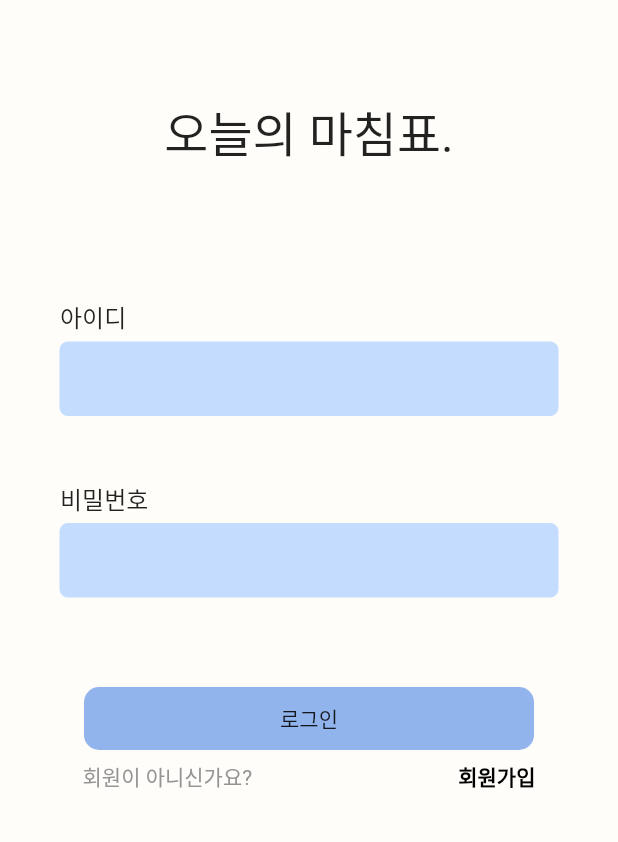
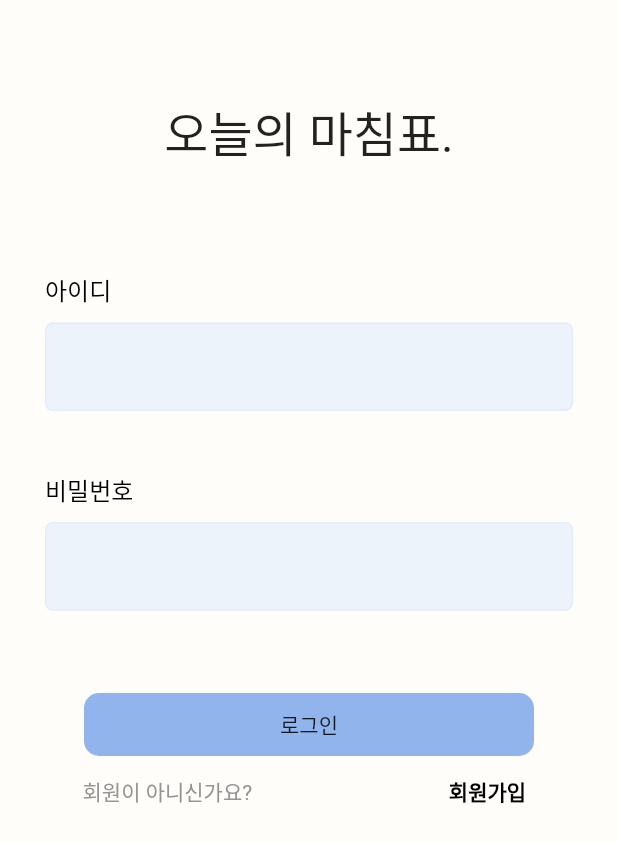
Before and after one commit to CUK-CATSTONES/today_dot, a Flutter app: the screen it shows after launch, on a phone screen of 412 x 824 dp. Shown: the top 842 px of the screen. Run offline on Flutter 3.47's test engine with Material 2 defaults, Android fonts, the phone set to English and light mode, and no system bars.

Commit message:
merge 충돌방지

```diff
--- a/lib/sign_in_screen.dart
+++ b/lib/sign_in_screen.dart
@@ -1,8 +1,9 @@
 import 'package:flutter/cupertino.dart';
 import 'package:flutter/material.dart';
-import 'package:today_dot/textbutton.dart';
+import 'package:today_dot/view/widget/textfield_widget.dart';
 
-import 'button.dart';
+import 'view/widget/button.dart';
+import 'home_screen.dart';
 
 class LoginScreen extends StatelessWidget {
   const LoginScreen({Key? key}) : super(key: key);
@@ -21,85 +22,37 @@ class LoginScreen extends StatelessWidget {
        child: Column(
           children: [
             Padding(
-              padding: const EdgeInsets.fromLTRB(8, 8, 8, 48),
+              padding: const EdgeInsets.fromLTRB(8, 8, 8, 40),
               child: Text('오늘의 마침표.', style: TextStyle(fontSize: 32.0),),
             ),
             Padding(
-              padding: const EdgeInsets.all(40.0),
-              child: Column(
-                  crossAxisAlignment: CrossAxisAlignment.start,
-                  children: [ Text('아이디', style: TextStyle(fontSize: 16.0),),
-                    SizedBox(
-                      height: 5,
-                    ),
-                    TextFormField(
-                      decoration: InputDecoration(
-                        contentPadding: EdgeInsets.all(15.0),
-                        border: OutlineInputBorder(
-                          borderRadius: const BorderRadius.all(Radius.circular(5.0)),
-                          borderSide: BorderSide(
-                            width: 0,
-                            style: BorderStyle.none,
+              padding: const EdgeInsets.all(30.0),
+              child : TextFieldWidget(
+                fieldTitle: '아이디',
               ),
             ),
-                        enabledBorder: OutlineInputBorder(
-                          borderRadius: const BorderRadius.all(Radius.circular(5.0)),
-                          borderSide: BorderSide(
-                            width: 0,
-                            color: Color(0xffC4DDFF),
+            Padding(
+              padding: const EdgeInsets.fromLTRB(30, 0, 30, 45),
+              child : TextFieldWidget(
+                fieldTitle: '비밀번호',
               ),
             ),
 
-                        filled: true,
-                        fillColor: Color(0xffC4DDFF),
-                      ),
-                    ),]
-              ),
-            ),
-            Padding(
-              padding: const EdgeInsets.fromLTRB(40, 3, 40, 60),
-              child: Column(
-                  crossAxisAlignment: CrossAxisAlignment.start,
-                  children: [ Text('비밀번호', style: TextStyle(fontSize: 16.0),),
-                    SizedBox(
-                      height: 5,
-                    ),
-                    TextFormField(
-                      decoration: InputDecoration(
-                        contentPadding: EdgeInsets.all(15.0),
-                        border: OutlineInputBorder(
-                          borderRadius: const BorderRadius.all(Radius.circular(5.0)),
-                          borderSide: BorderSide(
-                            width: 0,
-                            style: BorderStyle.none,
-                          ),
-                        ),
-                        enabledBorder: OutlineInputBorder(
-                          borderRadius: const BorderRadius.all(Radius.circular(5.0)),
-                          borderSide: BorderSide(
-                            width: 0,
-                            color: Color(0xffC4DDFF),
-                          ),
-                        ),
-                        filled: true,
-                        fillColor: Color(0xffC4DDFF),
-                      ),
-                    ),]
-              ),
-            ),
+
             AppButtons(
                   buttonColor: Color(0xff92B4EC),
                   text: '로그인',
                   onTapFunction: (){
                     // 홈화면 이동
-                  /*  Navigator.push(
+                    // print('login');
+                    Navigator.push(
                       context,
                       MaterialPageRoute(builder: (context) => HomeScreen()),
-                  );*/
-                  print('login');
+                    );
                   }),
+
             Padding(
-              padding: const EdgeInsets.fromLTRB(55, 7, 55, 40),
+              padding: const EdgeInsets.fromLTRB(55, 0, 55, 40),
               child: Row(
                 mainAxisAlignment: MainAxisAlignment.spaceBetween,
                 children: [ Text('회원이 아니신가요?',
@@ -108,23 +61,25 @@ class LoginScreen extends StatelessWidget {
                     color: Color(0xff949494),
                   ),
                 ),
-                  TextButtons(
-                    text: '회원가입',
-                    textColor : Colors.black,
-                    onTapFunction: (){
-                      //print('회원가입');
-                      Navigator.push(
+
+                  TextButton(
+                    child: Text('회원가입',style: TextStyle(color:Colors.black, fontWeight: FontWeight.bold),),
+                      style: TextButton.styleFrom(
+                          padding: EdgeInsets.zero,
+                    ),
+                    onPressed: (){
+                      print('회원가입');
+                      /*Navigator.push(
                         context,
                         MaterialPageRoute(builder: (context) => SignUpScreen()),
-                      );
+                      );*/
                     },
                   ),
                 ],
               ),
             ),
     ],
-        ),
-      ),
-    );
+    )
+    ));
   }
 }
--- /dev/null
+++ b/lib/view/widget/textfield_widget.dart
@@ -0,0 +1,67 @@
+import 'package:flutter/material.dart';
+
+class TextFieldWidget extends StatelessWidget {
+  String? hintText;
+  String? fieldTitle;
+  int? maxLine;
+  String? suffixButtonText;
+  TextFieldWidget(
+      {Key? key,
+        this.hintText,
+        this.suffixButtonText,
+        this.maxLine,
+        this.fieldTitle})
+      : super(key: key);
+
+  @override
+  Widget build(BuildContext context) {
+    return Column(
+      crossAxisAlignment: CrossAxisAlignment.start,
+      children: [
+        Text(
+          fieldTitle ?? '',
+          style: TextStyle(fontSize: 16.0, color: Colors.black),
+        ),
+        Padding(
+          padding: const EdgeInsets.symmetric(vertical: 10.0),
+          child: TextFormField(
+            maxLines: maxLine ?? 1,
+            decoration: InputDecoration(
+              suffixIcon: TextButton(
+                child: Text(
+                  suffixButtonText ?? '',
+                  style: const TextStyle(
+                    color: Color(0xff6482B4),
+                    fontSize: 16.0,
+                  ),
+                ),
+                //중복확인하는 로직 필요
+                onPressed: () {
+                  print('dd');
+                },
+              ),
+              hintText: hintText,
+              filled: true,
+              fillColor: const Color(0x4dC4DDFF),
+              enabledBorder: const OutlineInputBorder(
+                borderRadius: BorderRadius.all(
+                  Radius.circular(5),
+                ),
+                borderSide: BorderSide(
+                  color: Color(0x4dC4DDFF),
+                ),
+              ),
+              focusedBorder: const OutlineInputBorder(
+                borderRadius: BorderRadius.all(
+                  Radius.circular(5),
+                ),
+                borderSide: BorderSide(
+                  color: Color(0x4dC4DDFF),
+                ),
+              ),
+            ),
+          ),
+        ),],
+    );
+  }
+}
```
Also changed, not shown: lib/diary_container.dart (added, +37 -0 lines), lib/home_screen.dart (added, +70 -0 lines), lib/view/widget/button.dart (renamed from lib/button.dart). Lines whose indentation alone changed are shown as unchanged.
